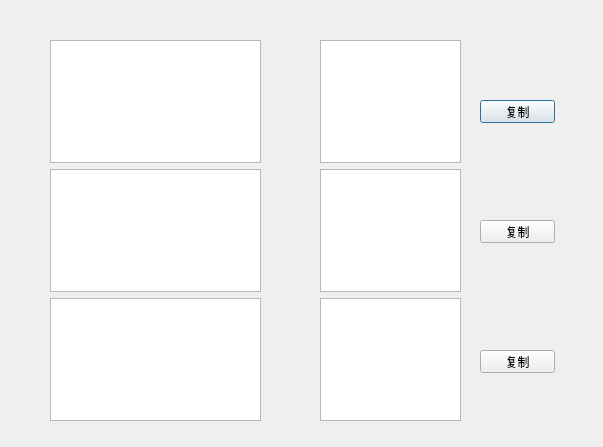
First picture: the form in Script.ui, repository hyarcticfox/Qt, before the edit.
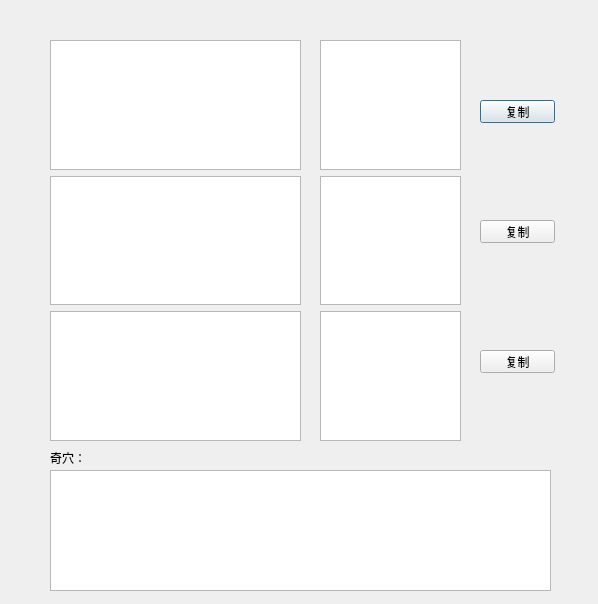
Second picture: the form after the edit.

What changed in the file:
```diff
--- a/Script.ui
+++ b/Script.ui
@@ -6,8 +6,8 @@
    <rect>
     <x>0</x>
     <y>0</y>
-    <width>603</width>
-    <height>447</height>
+    <width>598</width>
+    <height>604</height>
    </rect>
   </property>
   <property name="windowTitle">
@@ -32,7 +32,7 @@
      <x>320</x>
      <y>40</y>
      <width>141</width>
-     <height>381</height>
+     <height>401</height>
     </rect>
    </property>
    <layout class="QVBoxLayout" name="verticalLayout_2">
@@ -65,8 +65,8 @@
     <rect>
      <x>50</x>
      <y>40</y>
-     <width>211</width>
-     <height>381</height>
+     <width>251</width>
+     <height>401</height>
     </rect>
    </property>
    <layout class="QVBoxLayout" name="verticalLayout">
@@ -94,6 +94,29 @@
     <string>复制</string>
    </property>
   </widget>
+  <widget class="QTextBrowser" name="textTalent">
+   <property name="geometry">
+    <rect>
+     <x>50</x>
+     <y>470</y>
+     <width>501</width>
+     <height>121</height>
+    </rect>
+   </property>
+  </widget>
+  <widget class="QLabel" name="label">
+   <property name="geometry">
+    <rect>
+     <x>50</x>
+     <y>450</y>
+     <width>72</width>
+     <height>15</height>
+    </rect>
+   </property>
+   <property name="text">
+    <string>奇穴：</string>
+   </property>
+  </widget>
  </widget>
  <resources/>
  <connections/>
```
